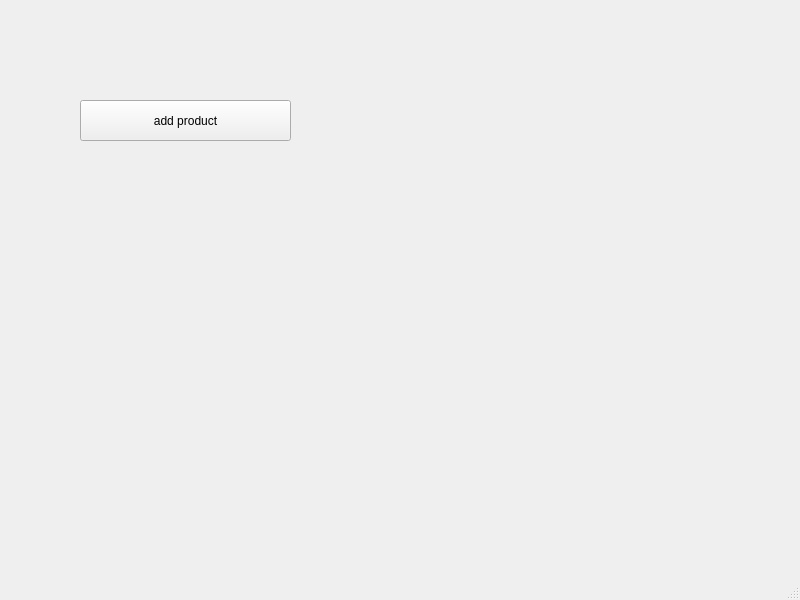
niki548/Online_store, file online_store/mainwindow.ui: the form before one commit.
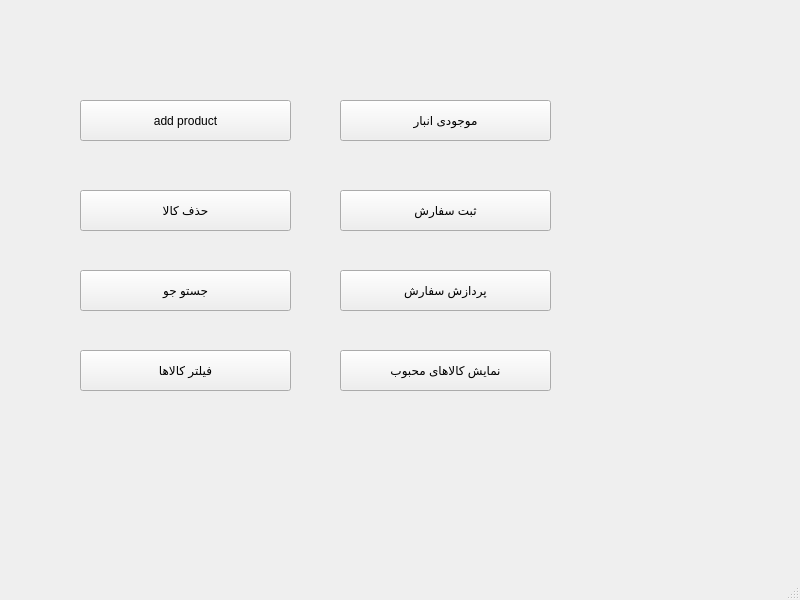
The form after the commit.

Patch:
```diff
--- a/online_store/mainwindow.ui
+++ b/online_store/mainwindow.ui
@@ -27,6 +27,97 @@
      <string>add product</string>
     </property>
    </widget>
+   <widget class="QPushButton" name="pushButton_2">
+    <property name="geometry">
+     <rect>
+      <x>80</x>
+      <y>190</y>
+      <width>211</width>
+      <height>41</height>
+     </rect>
+    </property>
+    <property name="text">
+     <string>حذف کالا</string>
+    </property>
+   </widget>
+   <widget class="QPushButton" name="pushButton_3">
+    <property name="geometry">
+     <rect>
+      <x>80</x>
+      <y>270</y>
+      <width>211</width>
+      <height>41</height>
+     </rect>
+    </property>
+    <property name="text">
+     <string>جستو جو</string>
+    </property>
+   </widget>
+   <widget class="QPushButton" name="pushButton_4">
+    <property name="geometry">
+     <rect>
+      <x>80</x>
+      <y>350</y>
+      <width>211</width>
+      <height>41</height>
+     </rect>
+    </property>
+    <property name="text">
+     <string>فیلتر کالاها</string>
+    </property>
+   </widget>
+   <widget class="QPushButton" name="pushButton_5">
+    <property name="geometry">
+     <rect>
+      <x>340</x>
+      <y>100</y>
+      <width>211</width>
+      <height>41</height>
+     </rect>
+    </property>
+    <property name="text">
+     <string>موجودی انبار</string>
+    </property>
+   </widget>
+   <widget class="QPushButton" name="pushButton_6">
+    <property name="geometry">
+     <rect>
+      <x>340</x>
+      <y>190</y>
+      <width>211</width>
+      <height>41</height>
+     </rect>
+    </property>
+    <property name="text">
+     <string>ثبت سفارش</string>
+    </property>
+   </widget>
+   <widget class="QPushButton" name="pushButton_7">
+    <property name="geometry">
+     <rect>
+      <x>340</x>
+      <y>270</y>
+      <width>211</width>
+      <height>41</height>
+     </rect>
+    </property>
+    <property name="text">
+     <string>پردازش سفارش</string>
+    </property>
+   </widget>
+   <widget class="QPushButton" name="pushButton_8">
+    <property name="geometry">
+     <rect>
+      <x>340</x>
+      <y>350</y>
+      <width>211</width>
+      <height>41</height>
+     </rect>
+    </property>
+    <property name="text">
+     <string>نمایش کالاهای محبوب</string>
+    </property>
+   </widget>
   </widget>
   <widget class="QMenuBar" name="menubar">
    <property name="geometry">
```
